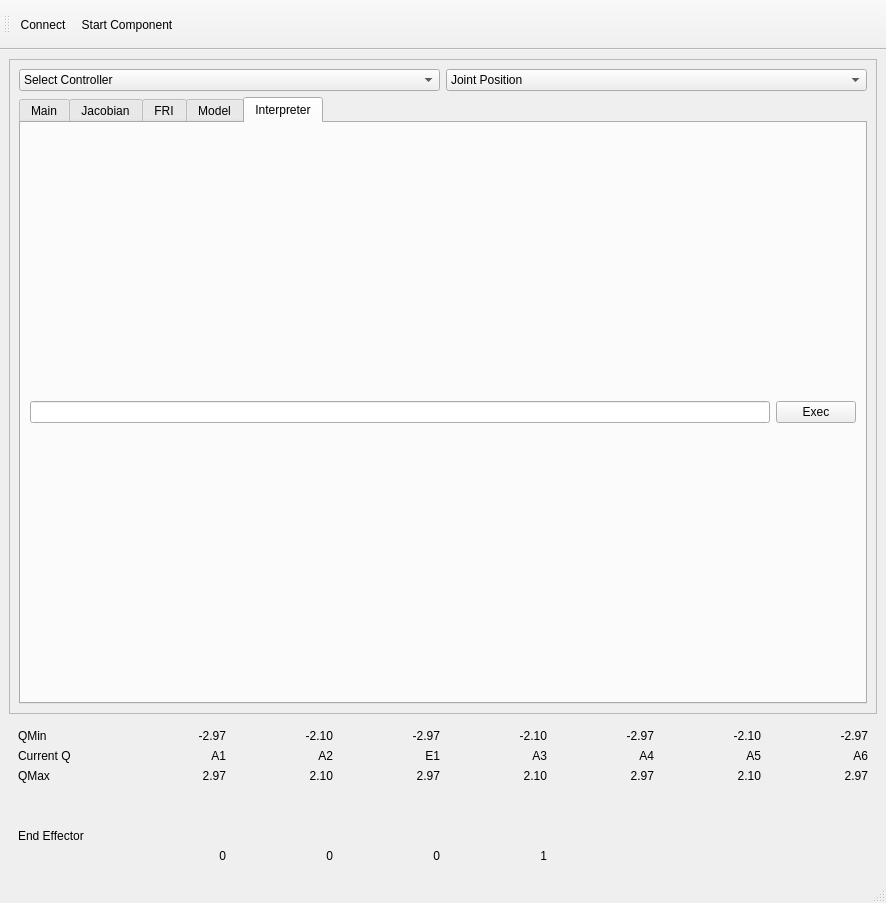
This is kukademo.ui in ISIR-SYROCO/kuka_ui_demo as Qt 5 draws it before an edit. The edited form follows.
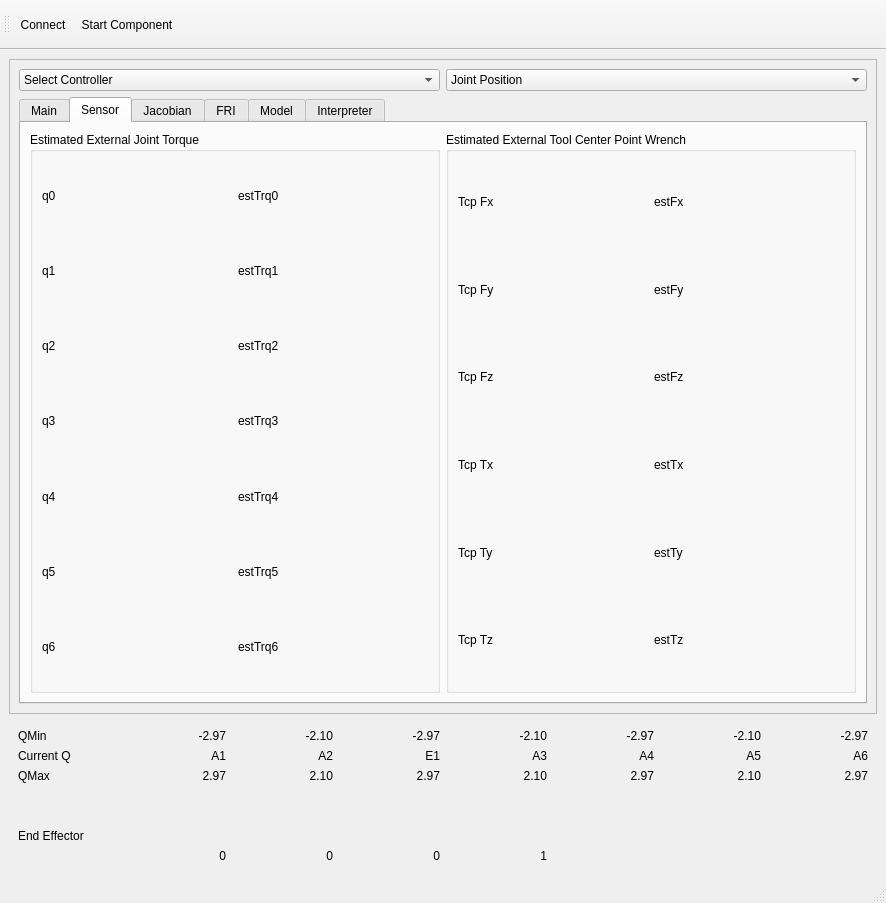
This is the edited form.

Commit message: Add sensor tab page

```diff
--- a/kukademo.ui
+++ b/kukademo.ui
@@ -28,8 +28,8 @@
         <rect>
          <x>0</x>
          <y>0</y>
-         <width>850</width>
-         <height>599</height>
+         <width>866</width>
+         <height>591</height>
         </rect>
        </property>
        <layout class="QGridLayout" name="gridLayout_5">
@@ -38,7 +38,7 @@
           <item row="1" column="0">
            <widget class="QTabWidget" name="tabWidget">
             <property name="currentIndex">
-             <number>4</number>
+             <number>1</number>
             </property>
             <widget class="QWidget" name="main">
              <attribute name="title">
@@ -567,10 +567,125 @@
                        </property>
                       </widget>
                      </item>
+                    </layout>
+                   </item>
+                  </layout>
+                 </widget>
+                </item>
+               </layout>
+              </item>
+             </layout>
+            </widget>
+            <widget class="QWidget" name="tab_4">
+             <attribute name="title">
+              <string>Sensor</string>
+             </attribute>
+             <layout class="QGridLayout" name="gridLayout_37">
+              <item row="0" column="0">
+               <layout class="QGridLayout" name="gridLayout_33">
+                <item row="0" column="0">
+                 <widget class="QGroupBox" name="groupBox_10">
+                  <property name="title">
+                   <string>Estimated External Joint Torque</string>
+                  </property>
+                  <layout class="QGridLayout" name="gridLayout_39">
+                   <item row="0" column="0">
+                    <layout class="QGridLayout" name="gridLayout_38">
+                     <item row="0" column="1">
+                      <widget class="QLabel" name="estTrq0">
+                       <property name="text">
+                        <string>estTrq0</string>
+                       </property>
+                      </widget>
+                     </item>
+                     <item row="5" column="0">
+                      <widget class="QLabel" name="label_58">
+                       <property name="text">
+                        <string>q5</string>
+                       </property>
+                      </widget>
+                     </item>
+                     <item row="3" column="0">
+                      <widget class="QLabel" name="label_12">
+                       <property name="text">
+                        <string>q3</string>
+                       </property>
+                      </widget>
+                     </item>
                      <item row="1" column="1">
-                      <widget class="QLineEdit" name="controlmode">
+                      <widget class="QLabel" name="estTrq1">
                        <property name="text">
-                        <string>7</string>
+                        <string>estTrq1</string>
+                       </property>
+                      </widget>
+                     </item>
+                     <item row="0" column="0">
+                      <widget class="QLabel" name="label_7">
+                       <property name="text">
+                        <string>q0</string>
+                       </property>
+                      </widget>
+                     </item>
+                     <item row="4" column="0">
+                      <widget class="QLabel" name="label_57">
+                       <property name="text">
+                        <string>q4</string>
+                       </property>
+                      </widget>
+                     </item>
+                     <item row="2" column="0">
+                      <widget class="QLabel" name="label_11">
+                       <property name="text">
+                        <string>q2</string>
+                       </property>
+                      </widget>
+                     </item>
+                     <item row="1" column="0">
+                      <widget class="QLabel" name="label_8">
+                       <property name="text">
+                        <string>q1</string>
+                       </property>
+                      </widget>
+                     </item>
+                     <item row="6" column="0">
+                      <widget class="QLabel" name="label_60">
+                       <property name="text">
+                        <string>q6</string>
+                       </property>
+                      </widget>
+                     </item>
+                     <item row="2" column="1">
+                      <widget class="QLabel" name="estTrq2">
+                       <property name="text">
+                        <string>estTrq2</string>
+                       </property>
+                      </widget>
+                     </item>
+                     <item row="3" column="1">
+                      <widget class="QLabel" name="estTrq3">
+                       <property name="text">
+                        <string>estTrq3</string>
+                       </property>
+                      </widget>
+                     </item>
+                     <item row="4" column="1">
+                      <widget class="QLabel" name="estTrq4">
+                       <property name="text">
+                        <string>estTrq4</string>
+                       </property>
+                      </widget>
+                     </item>
+                     <item row="5" column="1">
+                      <widget class="QLabel" name="estTrq5">
+                       <property name="text">
+                        <string>estTrq5</string>
+                       </property>
+                      </widget>
+                     </item>
+                     <item row="6" column="1">
+                      <widget class="QLabel" name="estTrq6">
+                       <property name="text">
+                        <string>estTrq6</string>
                        </property>
                       </widget>
                      </item>
@@ -581,6 +696,103 @@
                 </item>
                </layout>
               </item>
+              <item row="0" column="1">
+               <widget class="QGroupBox" name="groupBox_11">
+                <property name="title">
+                 <string>Estimated External Tool Center Point Wrench</string>
+                </property>
+                <layout class="QGridLayout" name="gridLayout_41">
+                 <item row="0" column="0">
+                  <layout class="QGridLayout" name="gridLayout_40">
+                   <item row="0" column="0">
+                    <widget class="QLabel" name="label_71">
+                     <property name="text">
+                      <string>Tcp Fx</string>
+                     </property>
+                    </widget>
+                   </item>
+                   <item row="2" column="1">
+                    <widget class="QLabel" name="estFz">
+                     <property name="text">
+                      <string>estFz</string>
+                     </property>
+                    </widget>
+                   </item>
+                   <item row="3" column="1">
+                    <widget class="QLabel" name="estTx">
+                     <property name="text">
+                      <string>estTx</string>
+                     </property>
+                    </widget>
+                   </item>
+                   <item row="2" column="0">
+                    <widget class="QLabel" name="label_75">
+                     <property name="text">
+                      <string>Tcp Fz</string>
+                     </property>
+                    </widget>
+                   </item>
+                   <item row="0" column="1">
+                    <widget class="QLabel" name="estFx">
+                     <property name="text">
+                      <string>estFx</string>
+                     </property>
+                    </widget>
+                   </item>
+                   <item row="4" column="0">
+                    <widget class="QLabel" name="label_79">
+                     <property name="text">
+                      <string>Tcp Ty</string>
+                     </property>
+                    </widget>
+                   </item>
+                   <item row="3" column="0">
+                    <widget class="QLabel" name="label_77">
+                     <property name="text">
+                      <string>Tcp Tx</string>
+                     </property>
+                    </widget>
+                   </item>
+                   <item row="1" column="1">
+                    <widget class="QLabel" name="estFy">
+                     <property name="text">
+                      <string>estFy</string>
+                     </property>
+                    </widget>
+                   </item>
+                   <item row="1" column="0">
+                    <widget class="QLabel" name="label_73">
+                     <property name="text">
+                      <string>Tcp Fy</string>
+                     </property>
+                    </widget>
+                   </item>
+                   <item row="5" column="0">
+                    <widget class="QLabel" name="label_80">
+                     <property name="text">
+                      <string>Tcp Tz</string>
+                     </property>
+                    </widget>
+                   </item>
+                   <item row="4" column="1">
+                    <widget class="QLabel" name="estTy">
+                     <property name="text">
+                      <string>estTy</string>
+                     </property>
+                    </widget>
+                   </item>
+                   <item row="5" column="1">
+                    <widget class="QLabel" name="estTz">
+                     <property name="text">
+                      <string>estTz</string>
+                     </property>
+                    </widget>
+                   </item>
+                  </layout>
+                 </item>
+                </layout>
+               </widget>
+              </item>
              </layout>
             </widget>
             <widget class="QWidget" name="jacobian">
```
Left out of the diff: 15 changed lines with no effect on the pictures. The commit also changes 1 other file.
